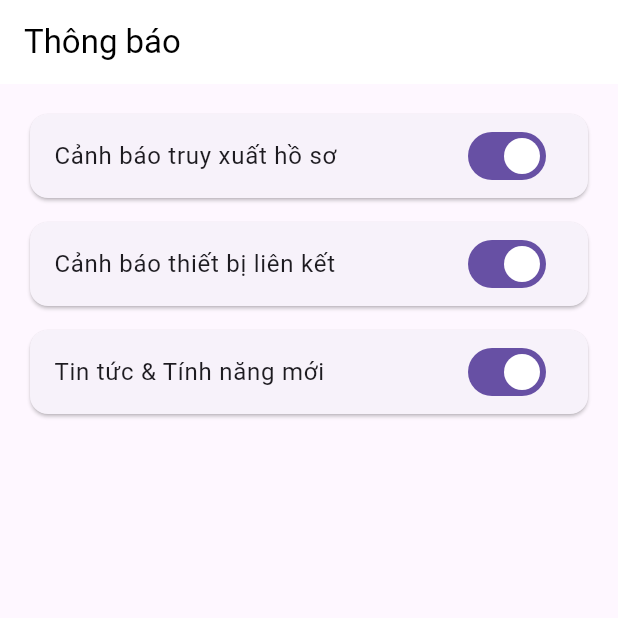
After one commit to FivesFromF/help_me_app, a Flutter app: the SettingsPage screen opened directly, scrolled down 227 dp, after a tap on "Thông báo", on a phone screen of 412 x 824 dp, the top half of it. The commit adds this screen. Run offline on Flutter 3.47's test engine with Material 3 defaults, Android fonts, the light colour scheme and no system bars; our stand-ins replace flutter_svg, go_router, google_sign_in, phosphor_flutter, shared_preferences; accounts and stored records are empty; network calls fail.

Commit message:
feat(settings): link Settings buttons to Support/Privacy/Notifications pages; add pages and routes

```diff
--- a/lib/config/router.dart
+++ b/lib/config/router.dart
@@ -5,6 +5,9 @@ import 'package:help_me_app/pages/auth/sign_in/staff_sign_in_page.dart';
 import '../pages/home/splash_screen_page.dart';
 import '../pages/home/home_page.dart';
 import '../pages/details_page.dart';
+import '../pages/support/support_page.dart';
+import '../pages/privacy/privacy_policy_page.dart';
+import '../pages/notifications/notifications_page.dart';
 
 final router = GoRouter(
   initialLocation: '/',
@@ -32,6 +35,22 @@ final router = GoRouter(
       path: '/home',
       builder: (context, state) => const HomePage()
     ),
+    GoRoute(
+      path: '/settings',
+      builder: (context, state) => const HomePage(), // placeholder; settings opened from home currently
+    ),
+    GoRoute(
+      path: '/support',
+      builder: (context, state) => const SupportPage(),
+    ),
+    GoRoute(
+      path: '/privacy',
+      builder: (context, state) => const PrivacyPolicyPage(),
+    ),
+    GoRoute(
+      path: '/notifications',
+      builder: (context, state) => const NotificationsPage(),
+    ),
 
     GoRoute(
       path: '/details/:message',
--- /dev/null
+++ b/lib/pages/notifications/notifications_page.dart
@@ -0,0 +1,47 @@
+import 'package:flutter/material.dart';
+
+class NotificationsPage extends StatelessWidget {
+  const NotificationsPage({super.key});
+
+  @override
+  Widget build(BuildContext context) {
+    return Scaffold(
+      appBar: AppBar(
+        backgroundColor: Colors.white,
+        elevation: 0,
+        iconTheme: const IconThemeData(color: Colors.black),
+        title: const Text('Thông báo', style: TextStyle(color: Colors.black)),
+      ),
+      body: Padding(
+        padding: const EdgeInsets.all(16.0),
+        child: Column(
+          children: [
+            Card(
+              child: SwitchListTile(
+                title: const Text('Cảnh báo truy xuất hồ sơ'),
+                value: true,
+                onChanged: (v) {},
+              ),
+            ),
+            const SizedBox(height: 8),
+            Card(
+              child: SwitchListTile(
+                title: const Text('Cảnh báo thiết bị liên kết'),
+                value: true,
+                onChanged: (v) {},
+              ),
+            ),
+            const SizedBox(height: 8),
+            Card(
+              child: SwitchListTile(
+                title: const Text('Tin tức & Tính năng mới'),
+                value: true,
+                onChanged: (v) {},
+              ),
+            ),
+          ],
+        ),
+      ),
+    );
+  }
+}
--- /dev/null
+++ b/lib/pages/settings/settings_page.dart
@@ -0,0 +1,306 @@
+import 'package:flutter/material.dart';
+import 'package:phosphor_flutter/phosphor_flutter.dart';
+import 'package:go_router/go_router.dart';
+import 'package:help_me_app/app_colors.dart';
+import 'package:help_me_app/shared/services/auth_service.dart';
+
+class SettingsPage extends StatelessWidget {
+  const SettingsPage({super.key});
+
+  @override
+  Widget build(BuildContext context) {
+    return Scaffold(
+      backgroundColor: const Color(
+        0xFFFDF5ED,
+      ), // Light cream background from screenshot
+      body: SingleChildScrollView(
+        child: Column(
+          children: [
+            const SizedBox(height: 60),
+            // Profile Header
+            FutureBuilder<Map<String, dynamic>?>(
+              future: AuthService.getCachedProfile(),
+              builder: (context, snapshot) {
+                final profile = snapshot.data;
+                final fullName = profile?['fullName'] ?? 'Họ và tên';
+                final phone = profile?['phone'] ?? '(+84) 902044300';
+
+                return Column(
+                  children: [
+                    // Avatar with Camera Icon
+                    Stack(
+                      alignment: Alignment.bottomRight,
+                      children: [
+                        Container(
+                          width: 150,
+                          height: 150,
+                          decoration: BoxDecoration(
+                            color: Colors.white,
+                            shape: BoxShape.circle,
+                            border: Border.all(color: Colors.white, width: 4),
+                            image: const DecorationImage(
+                              image: AssetImage(
+                                'assets/images/placeholder_avatar.png',
+                              ), // Placeholder
+                              fit: BoxFit.cover,
+                            ),
+                          ),
+                        ),
+                        Container(
+                          padding: const EdgeInsets.all(8),
+                          decoration: const BoxDecoration(
+                            color: Colors.white,
+                            shape: BoxShape.circle,
+                          ),
+                          child: const Icon(
+                            PhosphorIconsRegular.camera,
+                            color: AppColors.primaryOrange,
+                            size: 24,
+                          ),
+                        ),
+                      ],
+                    ),
+                    const SizedBox(height: 16),
+                    // Verification Badge
+                    Container(
+                      padding: const EdgeInsets.symmetric(
+                        horizontal: 12,
+                        vertical: 6,
+                      ),
+                      decoration: BoxDecoration(
+                        color: Colors.white,
+                        borderRadius: BorderRadius.circular(20),
+                      ),
+                      child: const Row(
+                        mainAxisSize: MainAxisSize.min,
+                        children: [
+                          Icon(
+                            PhosphorIconsFill.shieldSlash,
+                            size: 16,
+                            color: AppColors.primaryOrange,
+                          ),
+                          SizedBox(width: 8),
+                          Text(
+                            'Chưa xác thực',
+                            style: TextStyle(
+                              fontSize: 12,
+                              fontWeight: FontWeight.bold,
+                              color: AppColors.primaryBlack,
+                            ),
+                          ),
+                        ],
+                      ),
+                    ),
+                    const SizedBox(height: 16),
+                    Text(
+                      fullName,
+                      style: const TextStyle(
+                        fontSize: 24,
+                        fontWeight: FontWeight.bold,
+                        color: AppColors.primaryBlack,
+                      ),
+                    ),
+                    const SizedBox(height: 4),
+                    Text(
+                      '$phone  |  @username',
+                      style: TextStyle(
+                        color: Colors.grey.shade600,
+                        fontSize: 14,
+                      ),
+                    ),
+                  ],
+                );
+              },
+            ),
+            const SizedBox(height: 30),
+
+            // Account Section
+            _buildSection(
+              title: 'Về tài khoản của bạn',
+              items: [
+                _buildSettingItem(
+                  icon: PhosphorIconsRegular.userCircleGear,
+                  label: 'Thông tin người dùng',
+                  onTap: () {},
+                ),
+                _buildSettingItem(
+                  icon: PhosphorIconsRegular.bell,
+                  label: 'Thông báo',
+                  onTap: () => GoRouter.of(context).go('/notifications'),
+                ),
+                _buildSettingItem(
+                  icon: PhosphorIconsRegular.translate,
+                  label: 'Ngôn ngữ',
+                  trailing: Row(
+                    mainAxisSize: MainAxisSize.min,
+                    children: [
+                      const Text(
+                        'Tiếng Việt',
+                        style: TextStyle(
+                          color: AppColors.primaryBlack,
+                          fontWeight: FontWeight.w500,
+                        ),
+                      ),
+                      const SizedBox(width: 8),
+                      // Flag placeholder (using Star icon for now as per screenshot)
+                      Container(
+                        padding: const EdgeInsets.all(4),
+                        decoration: const BoxDecoration(
+                          color: Colors.red,
+                          shape: BoxShape.circle,
+                        ),
+                        child: const Icon(
+                          Icons.star,
+                          size: 12,
+                          color: Colors.yellow,
+                        ),
+                      ),
+                    ],
+                  ),
+                  onTap: () {},
+                ),
+              ],
+            ),
+
+            const SizedBox(height: 20),
+
+            // App Section
+            _buildSection(
+              title: 'Về ứng dụng',
+              items: [
+                _buildSettingItem(
+                  icon: PhosphorIconsRegular.playCircle,
+                  label: 'Hướng dẫn sử dụng',
+                  onTap: () {},
+                ),
+                _buildSettingItem(
+                  icon: PhosphorIconsRegular.question,
+                  label: 'Hỗ trợ',
+                  onTap: () => GoRouter.of(context).go('/support'),
+                ),
+                _buildSettingItem(
+                  icon: PhosphorIconsRegular.fileText,
+                  label: 'Chính sách bảo mật',
+                  onTap: () => GoRouter.of(context).go('/privacy'),
+                ),
+              ],
+            ),
+
+            const SizedBox(height: 30),
+
+            // Sign Out Button
+            Padding(
+              padding: const EdgeInsets.symmetric(horizontal: 24),
+              child: ElevatedButton(
+                onPressed: () async {
+                  await AuthService.signOut();
+                  if (context.mounted) {
+                    context.go('/sign-in'); // Redirect to sign-in
+                  }
+                },
+                style: ElevatedButton.styleFrom(
+                  backgroundColor: AppColors.primaryOrange,
+                  minimumSize: const Size(double.infinity, 60),
+                  shape: RoundedRectangleBorder(
+                    borderRadius: BorderRadius.circular(15),
+                  ),
+                  elevation: 0,
+                ),
+                child: const Row(
+                  mainAxisAlignment: MainAxisAlignment.center,
+                  children: [
+                    Icon(PhosphorIconsRegular.signOut, color: Colors.white),
+                    SizedBox(width: 12),
+                    Text(
+                      'Đăng xuất',
+                      style: TextStyle(
+                        color: Colors.white,
+                        fontSize: 18,
+                        fontWeight: FontWeight.bold,
+                      ),
+                    ),
+                  ],
+                ),
+              ),
+            ),
+            const SizedBox(height: 130),
+          ],
+        ),
+      ),
+    );
+  }
+
+  Widget _buildSection({required String title, required List<Widget> items}) {
+    return Container(
+      margin: const EdgeInsets.symmetric(horizontal: 24),
+      padding: const EdgeInsets.symmetric(vertical: 8),
+      decoration: BoxDecoration(
+        color: Colors.white,
+        borderRadius: BorderRadius.circular(20),
+      ),
+      child: Column(
+        crossAxisAlignment: CrossAxisAlignment.start,
+        children: [
+          Padding(
+            padding: const EdgeInsets.fromLTRB(20, 12, 20, 16),
+            child: Text(
+              title,
+              style: const TextStyle(
+                color: AppColors.primaryOrange,
+                fontWeight: FontWeight.bold,
+                fontSize: 16,
+              ),
+            ),
+          ),
+          ...items,
+        ],
+      ),
+    );
+  }
+
+  Widget _buildSettingItem({
+    required IconData icon,
+    required String label,
+    Widget? trailing,
+    required VoidCallback onTap,
+  }) {
+    return InkWell(
+      onTap: onTap,
+      child: Column(
+        children: [
+          Padding(
+            padding: const EdgeInsets.symmetric(horizontal: 20, vertical: 12),
+            child: Row(
+              children: [
+                Icon(icon, color: AppColors.primaryBlack, size: 28),
+                const SizedBox(width: 16),
+                Expanded(
+                  child: Text(
+                    label,
+                    style: const TextStyle(
+                      fontSize: 18,
+                      color: AppColors.primaryBlack,
+                    ),
+                  ),
+                ),
+                trailing ??
+                    const Icon(
+                      PhosphorIconsRegular.caretRight,
+                      color: Colors.grey,
+                      size: 24,
+                    ),
+              ],
+            ),
+          ),
+          // Divider except for last item usually, but for simplicity here we just use it or not
+          const Divider(
+            height: 1,
+            indent: 20,
+            endIndent: 20,
+            color: Color(0xFFEEEEEE),
+          ),
+        ],
+      ),
+    );
+  }
+}
```
Also changed, not shown: lib/pages/privacy/privacy_policy_page.dart (added, +48 -0 lines), lib/pages/support/support_page.dart (added, +60 -0 lines).
